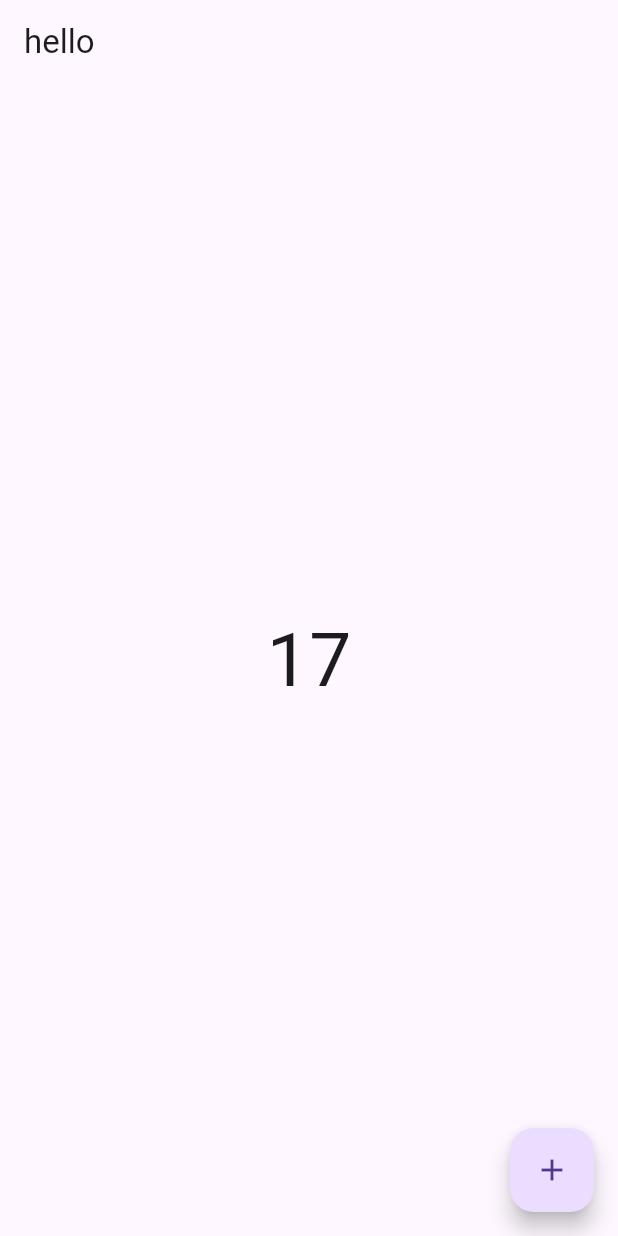
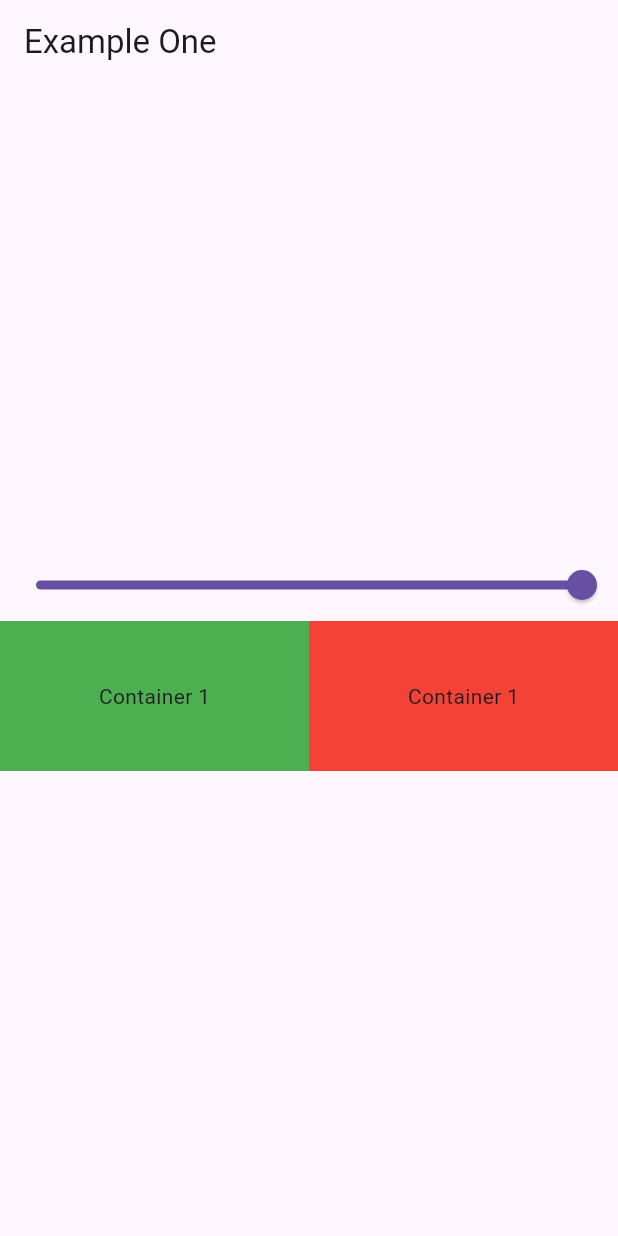
Before and after one commit to HamzaIqbalMughal/flutter_working_with_provider, a Flutter app: the screen it shows after launch, on a phone screen of 412 x 824 dp. Run offline on Flutter 3.47's test engine with Material 3 defaults, Android fonts, the phone set to English and light mode, and no system bars.

Commit message:
added example_one and example_one_provider

```diff
--- a/lib/main.dart
+++ b/lib/main.dart
@@ -1,6 +1,7 @@
 import 'package:flutter/material.dart';
 import 'package:flutter_working_with_provider/provider/count_provider.dart';
 import 'package:flutter_working_with_provider/screen/count_example.dart';
+import 'package:flutter_working_with_provider/screen/example_one_screen.dart';
 import 'package:provider/provider.dart';
 
 import 'Statefull_widget_screen.dart';
@@ -13,6 +14,8 @@ class MyApp extends StatelessWidget {
   const MyApp({super.key});
 
   // This widget is the root of your application.
+  /*
+  // below is for the count screen.
   @override
   Widget build(BuildContext context) {
     return ChangeNotifierProvider(
@@ -30,4 +33,20 @@ class MyApp extends StatelessWidget {
       ),
     );
   }
+  */
+  // below is for the ExampleOne Screen
+  @override
+  Widget build(BuildContext context) {
+    return ChangeNotifierProvider(
+      create: (_) => CountProvider(),
+      child: MaterialApp(
+        debugShowCheckedModeBanner: false,
+        title: 'Flutter Demo',
+        theme: ThemeData(
+          primarySwatch: Colors.blue,
+        ),
+        home: ExampleOneScreen(),
+      ),
+    );
+  }
 }
--- /dev/null
+++ b/lib/provider/example_one_provider.dart
@@ -0,0 +1,6 @@
+import 'package:flutter/foundation.dart';
+
+class ExampleOneProvider with ChangeNotifier {
+  double _value = 1.0;
+  double get value => _value;
+}
--- /dev/null
+++ b/lib/screen/example_one_screen.dart
@@ -0,0 +1,62 @@
+import 'package:flutter/material.dart';
+
+class ExampleOneScreen extends StatefulWidget {
+  const ExampleOneScreen({super.key});
+
+  @override
+  State<ExampleOneScreen> createState() => _ExampleOneScreenState();
+}
+
+class _ExampleOneScreenState extends State<ExampleOneScreen> {
+
+  double sliderValue = 1.0;
+
+  @override
+  Widget build(BuildContext context) {
+    return Scaffold(
+      appBar: AppBar(
+        title: const Text('Example One'),
+      ),
+      body: Column(
+        mainAxisAlignment: MainAxisAlignment.center,
+        children: [
+          Slider(
+            min: 0,
+            max: 1,
+            value: sliderValue,
+            onChanged: (value) {
+              sliderValue = value;
+              setState(() {});
+            },
+          ),
+          Row(
+            children: [
+              Expanded(
+                child: Container(
+                  height: 100,
+                  decoration: BoxDecoration(
+                    color: Colors.green.withOpacity(sliderValue),
+                  ),
+                  child: const Center(
+                    child: Text('Container 1'),
+                  ),
+                ),
+              ),
+              Expanded(
+                child: Container(
+                  height: 100,
+                  decoration: BoxDecoration(
+                    color: Colors.red.withOpacity(sliderValue),
+                  ),
+                  child: const Center(
+                    child: Text('Container 1'),
+                  ),
+                ),
+              ),
+            ],
+          )
+        ],
+      ),
+    );
+  }
+}
```
